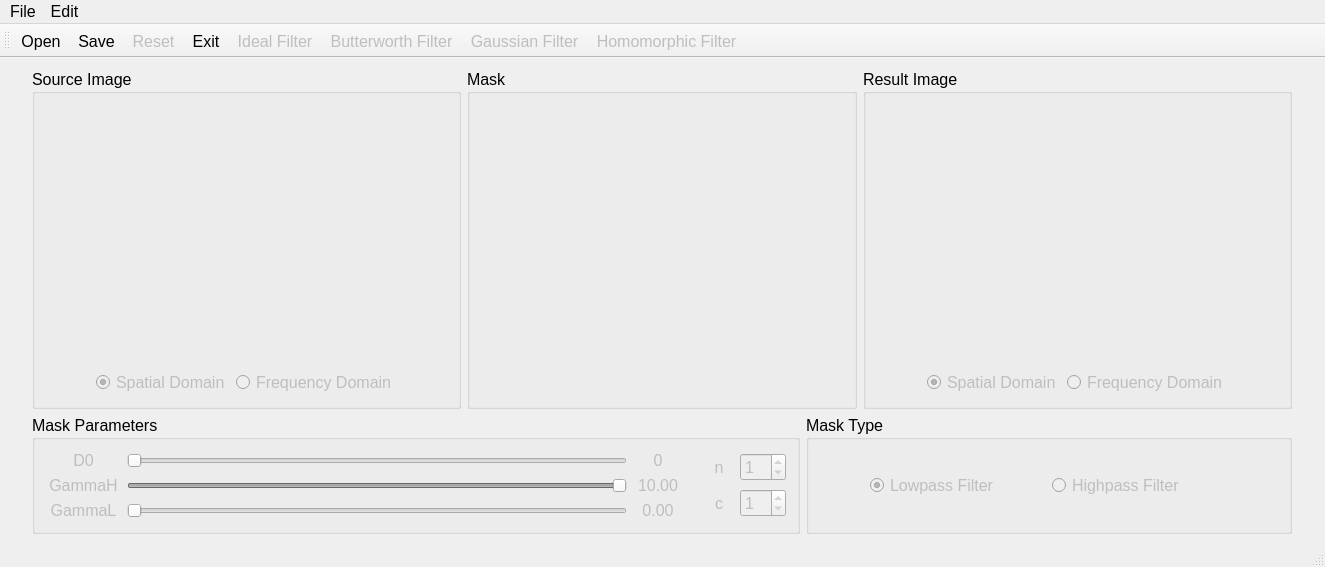
otakusaikou/2016-631-M8210, file hw4/FFTProcessor/mainwindow.ui: the form before one commit.
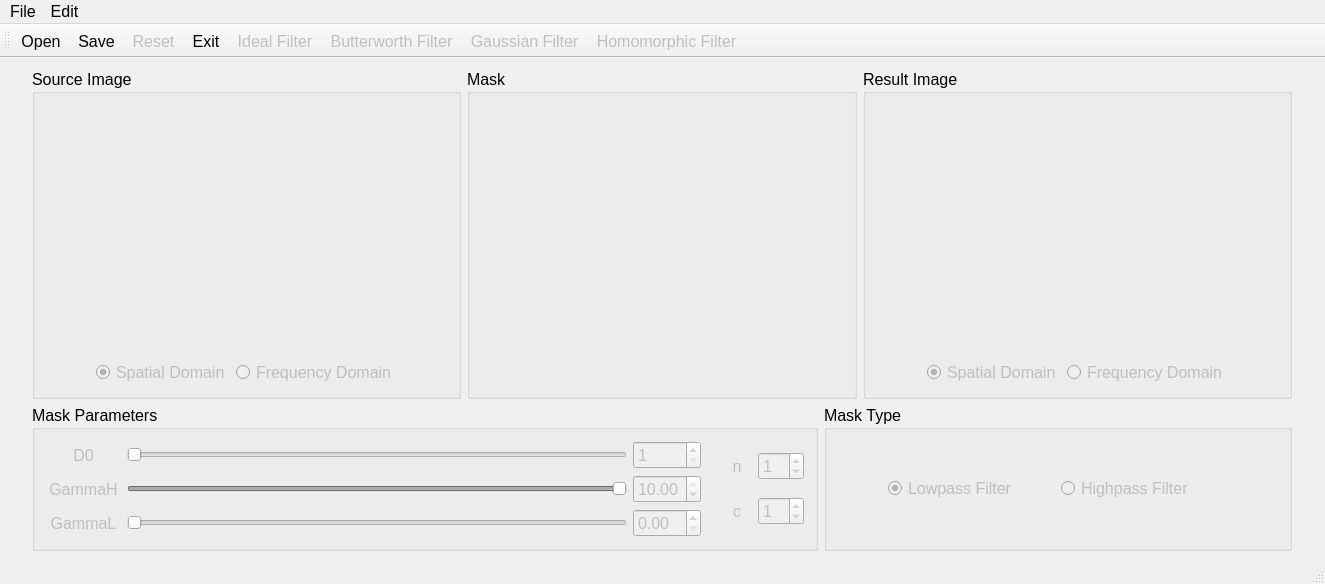
The form after the commit. Icons and pictures are not drawn.

Commit message: Replace label for the sliders with spinbox

The edit to the form file:
```diff
--- a/hw4/FFTProcessor/mainwindow.ui
+++ b/hw4/FFTProcessor/mainwindow.ui
@@ -390,32 +390,12 @@
               </widget>
              </item>
              <item>
-              <widget class="QLabel" name="D0Val">
+              <widget class="QSpinBox" name="D0Val">
                <property name="enabled">
                 <bool>false</bool>
                </property>
-               <property name="sizePolicy">
-                <sizepolicy hsizetype="Fixed" vsizetype="Preferred">
-                 <horstretch>0</horstretch>
-                 <verstretch>0</verstretch>
-                </sizepolicy>
-               </property>
-               <property name="minimumSize">
-                <size>
-                 <width>50</width>
-                 <height>0</height>
-                </size>
-               </property>
-               <property name="font">
-                <font>
-                 <pointsize>12</pointsize>
-                </font>
-               </property>
-               <property name="text">
-                <string>0</string>
-               </property>
-               <property name="alignment">
-                <set>Qt::AlignCenter</set>
+               <property name="minimum">
+                <number>1</number>
                </property>
               </widget>
              </item>
@@ -485,32 +465,21 @@
               </widget>
              </item>
              <item>
-              <widget class="QLabel" name="gammaHVal">
+              <widget class="QDoubleSpinBox" name="gammaHVal">
                <property name="enabled">
                 <bool>false</bool>
                </property>
-               <property name="sizePolicy">
-                <sizepolicy hsizetype="Fixed" vsizetype="Preferred">
-                 <horstretch>0</horstretch>
-                 <verstretch>0</verstretch>
-                </sizepolicy>
+               <property name="minimum">
+                <double>1.000000000000000</double>
                </property>
-               <property name="minimumSize">
-                <size>
-                 <width>50</width>
-                 <height>0</height>
-                </size>
+               <property name="maximum">
+                <double>10.000000000000000</double>
                </property>
-               <property name="font">
-                <font>
-                 <pointsize>12</pointsize>
-                </font>
+               <property name="singleStep">
+                <double>0.050000000000000</double>
                </property>
-               <property name="text">
-                <string>10.00</string>
-               </property>
-               <property name="alignment">
-                <set>Qt::AlignCenter</set>
+               <property name="value">
+                <double>10.000000000000000</double>
                </property>
               </widget>
              </item>
@@ -574,32 +543,18 @@
               </widget>
              </item>
              <item>
-              <widget class="QLabel" name="gammaLVal">
+              <widget class="QDoubleSpinBox" name="gammaLVal">
                <property name="enabled">
                 <bool>false</bool>
                </property>
-               <property name="sizePolicy">
-                <sizepolicy hsizetype="Fixed" vsizetype="Preferred">
-                 <horstretch>0</horstretch>
-                 <verstretch>0</verstretch>
-                </sizepolicy>
+               <property name="maximum">
+                <double>1.000000000000000</double>
                </property>
-               <property name="minimumSize">
-                <size>
-                 <width>50</width>
-                 <height>0</height>
-                </size>
+               <property name="singleStep">
+                <double>0.050000000000000</double>
                </property>
-               <property name="font">
-                <font>
-                 <pointsize>12</pointsize>
-                </font>
-               </property>
-               <property name="text">
-                <string>0.00</string>
-               </property>
-               <property name="alignment">
-                <set>Qt::AlignCenter</set>
+               <property name="value">
+                <double>0.000000000000000</double>
                </property>
               </widget>
              </item>
```
Left out of the diff: 3 changed lines with no effect on the pictures. The commit also changes 3 other files.
